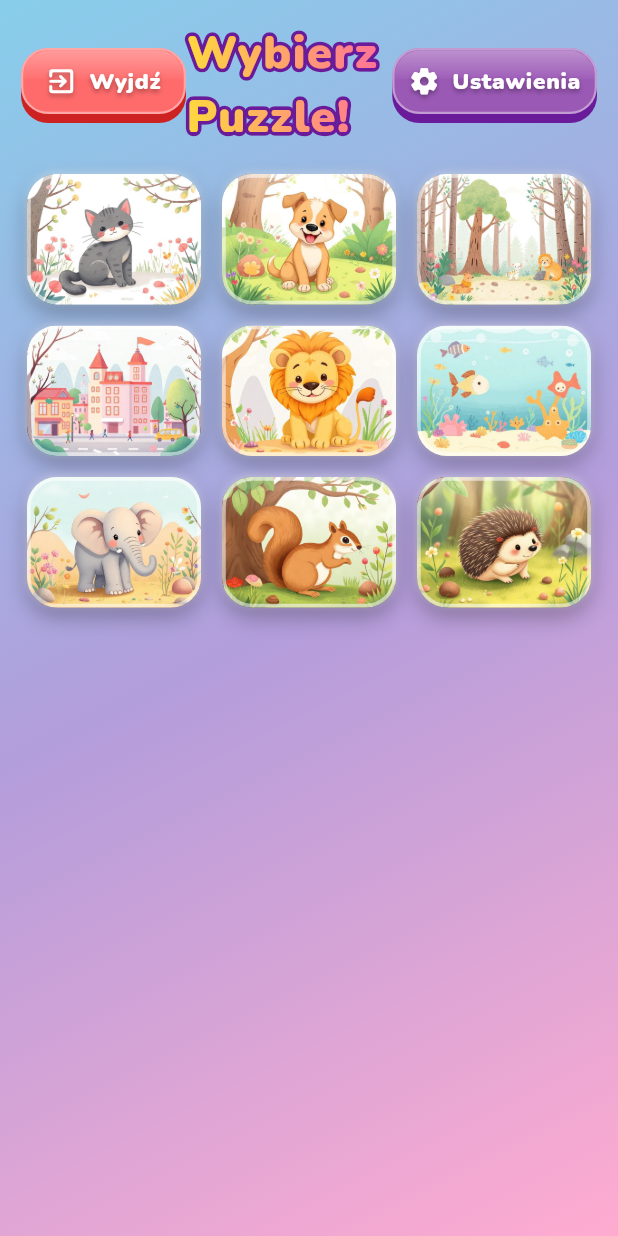
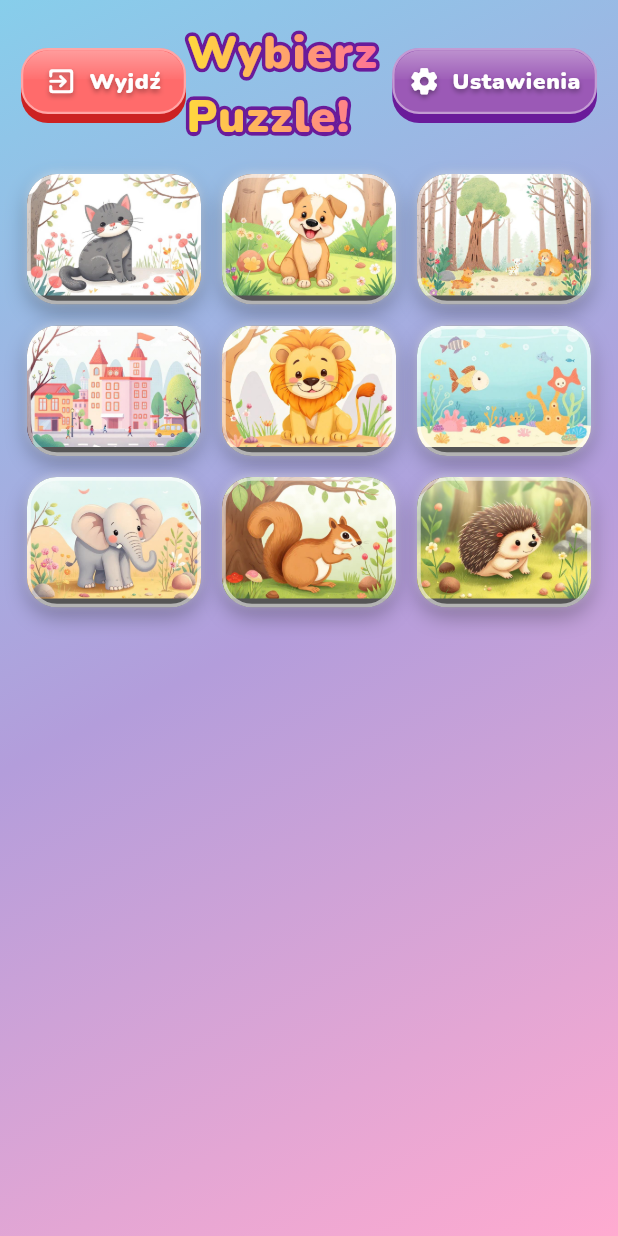
Before and after one commit to arogut/lily-jigsaw-puzzle, a Flutter app: the screen it shows after launch, on a phone screen of 412 x 824 dp. Run offline on Flutter 3.47's test engine with Material 3 defaults, Android fonts, the phone set to English and light mode, and no system bars; our stand-ins replace audioplayers, google_fonts, palette_generator, shared_preferences.

Commit message:
Add 3D-style thumbnails and stars with auto edge colour

```diff
--- /dev/null
+++ b/lib/core/widgets/puzzle_thumbnail.dart
@@ -0,0 +1,163 @@
+import 'dart:async';
+
+import 'package:flutter/material.dart';
+import 'package:palette_generator/palette_generator.dart';
+
+/// A 3-D cartoon-style puzzle thumbnail matching the visual language of
+/// [GameButton].
+///
+/// The "raised edge" at the bottom is tinted with the image's dominant colour
+/// (darkened ~30 %), giving each card a unique, physical feel. Palette
+/// extraction is cached per asset path so each image is sampled only once per
+/// app session.
+///
+/// Supply [edgeColor] in tests (or to hard-code a colour) to bypass the async
+/// palette computation.
+class PuzzleThumbnail extends StatefulWidget {
+  const PuzzleThumbnail({
+    required this.assetPath,
+    required this.cornerRadius,
+    super.key,
+    this.overlay,
+    this.edgeDepth = 6.0,
+    this.edgeColor,
+  });
+
+  /// Asset path of the puzzle image (e.g. `'assets/images/puzzle-1.jpg'`).
+  final String assetPath;
+
+  /// Corner radius applied to both the card and the image clip.
+  final double cornerRadius;
+
+  /// Optional widget layered on top of the image (e.g. star indicators).
+  final Widget? overlay;
+
+  /// Height of the visible 3-D edge in logical pixels.
+  final double edgeDepth;
+
+  /// Override the computed edge colour — useful in widget tests that cannot
+  /// load real asset images.
+  final Color? edgeColor;
+
+  // Per-asset palette cache, shared across all instances.
+  static final Map<String, Color> _cache = {};
+
+  /// Removes all cached palette entries (intended for testing only).
+  @visibleForTesting
+  static void clearCache() => _cache.clear();
+
+  @override
+  State<PuzzleThumbnail> createState() => _PuzzleThumbnailState();
+}
+
+class _PuzzleThumbnailState extends State<PuzzleThumbnail> {
+  Color? _edgeColor;
+
+  @override
+  void initState() {
+    super.initState();
+    if (widget.edgeColor != null) {
+      _edgeColor = widget.edgeColor;
+    } else {
+      unawaited(_resolveEdgeColor());
+    }
+  }
+
+  Future<void> _resolveEdgeColor() async {
+    final path = widget.assetPath;
+
+    if (PuzzleThumbnail._cache.containsKey(path)) {
+      if (mounted) setState(() => _edgeColor = PuzzleThumbnail._cache[path]);
+      return;
+    }
+
+    final palette = await PaletteGenerator.fromImageProvider(
+      AssetImage(path),
+      size: const Size(100, 75), // small sample for performance
+    );
+    final base = palette.dominantColor?.color ?? const Color(0xFF555555);
+    final edge = _darken(base, 0.28);
+    PuzzleThumbnail._cache[path] = edge;
+    if (mounted) setState(() => _edgeColor = edge);
+  }
+
+  static Color _darken(Color c, [double amount = 0.28]) {
+    final hsl = HSLColor.fromColor(c);
+    return hsl.withLightness((hsl.lightness - amount).clamp(0.0, 1.0)).toColor();
+  }
+
+  @override
+  Widget build(BuildContext context) {
+    // Neutral fallback shown while the palette is being computed.
+    final edgeColor = _edgeColor ?? const Color(0xFF555555);
+    final br = BorderRadius.circular(widget.cornerRadius);
+
+    return ClipRRect(
+      borderRadius: br,
+      child: Stack(
+        fit: StackFit.expand,
+        children: [
+          // 3-D base layer — the edge colour fills the whole card and peeks
+          // out at the bottom beneath the image face.
+          Positioned.fill(
+            child: DecoratedBox(
+              decoration: BoxDecoration(color: edgeColor, borderRadius: br),
+            ),
+          ),
+
+          // Image face — offset upward so the base colour shows at the bottom.
+          Positioned(
+            top: 0,
+            left: 0,
+            right: 0,
+            bottom: widget.edgeDepth,
+            child: ClipRRect(
+              borderRadius: BorderRadius.only(
+                topLeft: Radius.circular(widget.cornerRadius),
+                topRight: Radius.circular(widget.cornerRadius),
+              ),
+              child: Stack(
+                fit: StackFit.expand,
+                children: [
+                  Image.asset(widget.assetPath, fit: BoxFit.cover),
+
+                  // Top gloss highlight (mimics GameButton's sheen)
+                  const Positioned(
+                    top: 0,
+                    left: 0,
+                    right: 0,
+                    height: 32,
+                    child: DecoratedBox(
+                      decoration: BoxDecoration(
+                        gradient: LinearGradient(
+                          begin: Alignment.topCenter,
+                          end: Alignment.bottomCenter,
+                          colors: [Color(0x50FFFFFF), Color(0x00FFFFFF)],
+                        ),
+                      ),
+                    ),
+                  ),
+
+                  if (widget.overlay != null) widget.overlay!,
+                ],
+              ),
+            ),
+          ),
+
+          // White border overlay (same style as GameButton's border)
+          Positioned.fill(
+            child: DecoratedBox(
+              decoration: BoxDecoration(
+                borderRadius: br,
+                border: Border.all(
+                  color: Colors.white.withValues(alpha: 0.55),
+                  width: 2.5,
+                ),
+              ),
+            ),
+          ),
+        ],
+      ),
+    );
+  }
+}
--- a/lib/screens/image_selection_screen.dart
+++ b/lib/screens/image_selection_screen.dart
@@ -3,6 +3,8 @@ import 'dart:async';
 import 'package:flutter/material.dart';
 import 'package:flutter/services.dart';
 import 'package:lily_jigsaw_puzzle/core/app_theme.dart';
+import 'package:lily_jigsaw_puzzle/core/widgets/puzzle_thumbnail.dart';
+import 'package:lily_jigsaw_puzzle/core/widgets/star_3d.dart';
 import 'package:lily_jigsaw_puzzle/l10n/app_localizations.dart';
 import 'package:lily_jigsaw_puzzle/main.dart';
 import 'package:lily_jigsaw_puzzle/models/puzzle_image.dart';
@@ -176,9 +178,7 @@ class _ImageCardState extends State<_ImageCard>
         animation: _scale,
         builder: (_, child) =>
             Transform.scale(scale: _scale.value, child: child),
-        child: Container(
-          width: double.infinity,
-          height: double.infinity,
+        child: DecoratedBox(
           decoration: BoxDecoration(
             borderRadius: BorderRadius.circular(20),
             boxShadow: [
@@ -194,37 +194,10 @@ class _ImageCardState extends State<_ImageCard>
               ),
             ],
           ),
-          child: ClipRRect(
-            borderRadius: BorderRadius.circular(20),
-            child: Stack(
-              fit: StackFit.expand,
-              children: [
-                // Puzzle image
-                Image.asset(widget.image.assetPath, fit: BoxFit.cover),
-
-                // Top gloss highlight
-                Positioned(
-                  top: 0,
-                  left: 0,
-                  right: 0,
-                  height: 28,
-                  child: Container(
-                    decoration: const BoxDecoration(
-                      gradient: LinearGradient(
-                        begin: Alignment.topCenter,
-                        end: Alignment.bottomCenter,
-                        colors: [Color(0x44FFFFFF), Color(0x00FFFFFF)],
-                      ),
-                      borderRadius: BorderRadius.only(
-                        topLeft: Radius.circular(20),
-                        topRight: Radius.circular(20),
-                      ),
-                    ),
-                  ),
-                ),
-
-                // Stars overlay (top-right)
-                Positioned(
+          child: PuzzleThumbnail(
+            assetPath: widget.image.assetPath,
+            cornerRadius: 20,
+            overlay: Positioned(
               top: 5,
               right: 5,
               child: FutureBuilder<int>(
@@ -234,39 +207,10 @@ class _ImageCardState extends State<_ImageCard>
                   if (stars == 0) return const SizedBox.shrink();
                   return Row(
                     mainAxisSize: MainAxisSize.min,
-                        children: List.generate(
-                          stars,
-                          (_) => const Icon(
-                            Icons.star_rounded,
-                            color: AppColors.gold,
-                            size: 45,
-                            shadows: [
-                              Shadow(
-                                color: Color(0x88000000),
-                                offset: Offset(0, 1),
-                                blurRadius: 2,
-                              ),
-                            ],
-                          ),
-                        ),
+                    children: List.generate(stars, (_) => const Star3d(size: 28)),
                   );
                 },
               ),
-                ),
-
-                // White border overlay
-                Positioned.fill(
-                  child: Container(
-                    decoration: BoxDecoration(
-                      borderRadius: BorderRadius.circular(20),
-                      border: Border.all(
-                        color: Colors.white.withValues(alpha: 0.55),
-                        width: 2.5,
-                      ),
-                    ),
-                  ),
-                ),
-              ],
             ),
           ),
         ),
--- a/pubspec.yaml
+++ b/pubspec.yaml
@@ -18,6 +18,7 @@ dependencies:
     sdk: flutter
   google_fonts: 8.0.2
   intl: 0.20.2
+  palette_generator: 0.3.3+4
   shared_preferences: 2.5.5
   uuid: 4.5.3
 
```
Also changed, not shown: lib/core/widgets/star_3d.dart (added, +51 -0 lines), lib/screens/difficulty_screen.dart (+8 -32 lines), 3 other files. Lines whose indentation alone changed are shown as unchanged.
